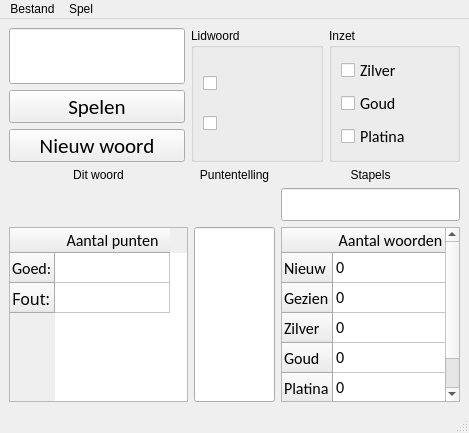
Qt form Resources/UI/nwl.ui (ubenu/NieuweWoordenLeren) before a commit.
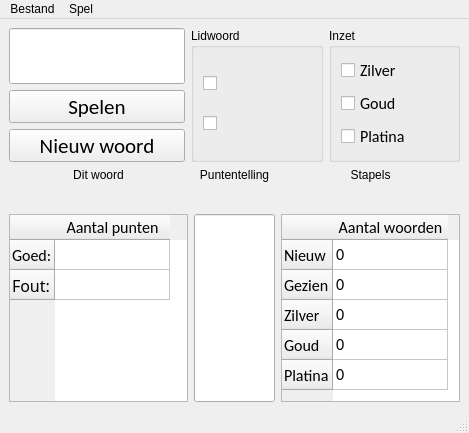
The same form after that commit.

Commit message: Working on state transitions - not quite right yet

What changed in the file:
```diff
--- a/Resources/UI/nwl.ui
+++ b/Resources/UI/nwl.ui
@@ -454,25 +454,6 @@
         </property>
        </widget>
       </item>
-      <item row="1" column="2">
-       <widget class="QLineEdit" name="txt_state1">
-        <property name="sizePolicy">
-         <sizepolicy hsizetype="Preferred" vsizetype="Preferred">
-          <horstretch>0</horstretch>
-          <verstretch>0</verstretch>
-         </sizepolicy>
-        </property>
-        <property name="font">
-         <font>
-          <family>Calibri</family>
-          <pointsize>14</pointsize>
-         </font>
-        </property>
-        <property name="text">
-         <string/>
-        </property>
-       </widget>
-      </item>
       <item row="1" column="0">
        <widget class="QLabel" name="txt_state">
         <property name="font">
```
The commit also changes 1 other file.
